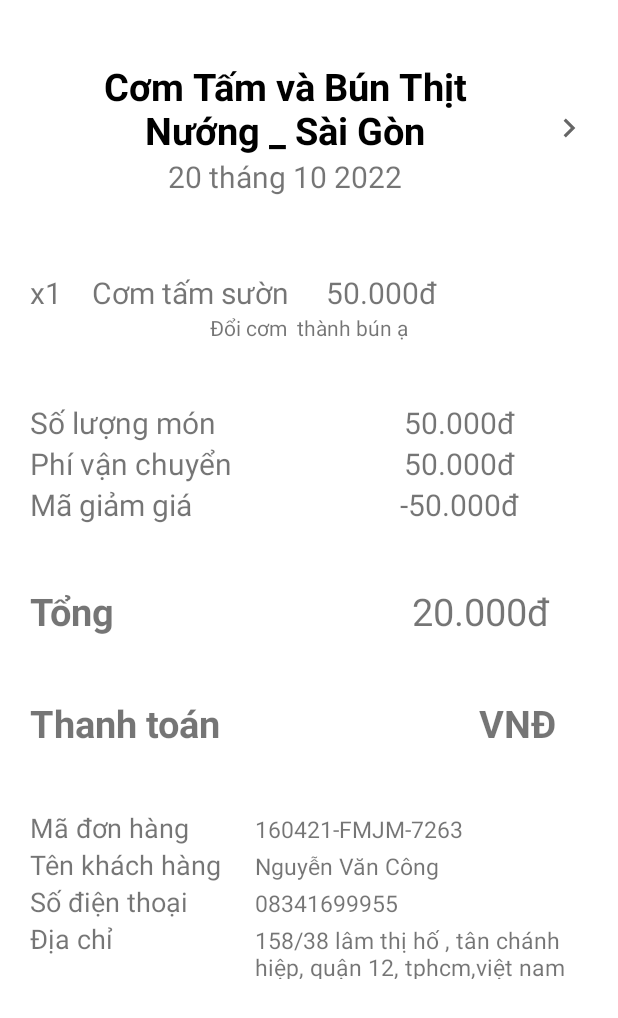
After one commit to levanchungit/EateryDemo, an Android app: the layout oder_detail.xml on its own in the app's theme, with its tools: preview values and no code run, on a phone screen of 412 x 824 dp. The commit adds this screen. Shown: the top 1018 px of the screen. Run offline under Robolectric (Android 15) with nearby library versions, the phone set to English and light mode, and no system bars.

Commit message:
giao dien cua quyen

```diff
--- /dev/null
+++ b/app/src/main/res/drawable/ic_baseline_chevron_right_24.xml
@@ -0,0 +1,10 @@
+<vector xmlns:android="http://schemas.android.com/apk/res/android"
+    android:width="24dp"
+    android:height="24dp"
+    android:viewportWidth="24"
+    android:viewportHeight="24"
+    android:tint="?attr/colorControlNormal">
+  <path
+      android:fillColor="@android:color/white"
+      android:pathData="M10,6L8.59,7.41 13.17,12l-4.58,4.59L10,18l6,-6z"/>
+</vector>
--- /dev/null
+++ b/app/src/main/res/layout/oder_detail.xml
@@ -0,0 +1,282 @@
+<?xml version="1.0" encoding="utf-8"?>
+<LinearLayout xmlns:android="http://schemas.android.com/apk/res/android"
+    android:layout_width="match_parent"
+    android:orientation="vertical"
+    android:layout_height="match_parent"
+    android:layout_margin="20dp">
+
+    <LinearLayout
+        android:layout_width="match_parent"
+        android:layout_height="wrap_content"
+        android:layout_marginBottom="30dp"
+        android:orientation="horizontal">
+
+        <LinearLayout
+            android:layout_width="wrap_content"
+            android:layout_height="wrap_content"
+            android:padding="20dp"
+            android:orientation="vertical">
+
+            <TextView
+                android:layout_width="300dp"
+                android:layout_height="wrap_content"
+                android:text="Cơm Tấm và Bún Thịt Nướng _ Sài Gòn"
+                android:textSize="25dp"
+                android:textStyle="bold"
+                android:textAlignment="center"
+                android:textColor="@color/black"/>
+
+            <TextView
+                android:layout_width="match_parent"
+                android:layout_height="wrap_content"
+                android:text="20 tháng 10 2022"
+                android:textAlignment="center"
+                android:textSize="20dp"/>
+        </LinearLayout>
+
+        <LinearLayout
+            android:layout_width="match_parent"
+            android:layout_height="match_parent"
+            android:gravity="right">
+            <ImageView
+                android:layout_gravity="center"
+                android:layout_width="25dp"
+                android:layout_height="25dp"
+                android:src="@drawable/ic_baseline_chevron_right_24"/>
+        </LinearLayout>
+    </LinearLayout>
+<LinearLayout
+    android:layout_width="match_parent"
+    android:layout_height="wrap_content"
+    android:layout_marginBottom="20dp"
+    android:orientation="vertical">
+
+    <LinearLayout
+        android:layout_width="wrap_content"
+        android:layout_height="wrap_content"
+        android:orientation="horizontal">
+
+        <TextView
+            android:layout_width="wrap_content"
+            android:layout_height="wrap_content"
+            android:textSize="20dp"
+            android:layout_marginRight="20dp"
+            android:text="x1"/>
+
+        <TextView
+            android:layout_width="wrap_content"
+            android:layout_height="wrap_content"
+            android:text="Cơm tấm sườn "
+            android:layout_marginRight="20dp"
+            android:textSize="20dp" />
+
+        <TextView
+            android:layout_width="wrap_content"
+            android:layout_height="wrap_content"
+            android:textSize="20dp"
+            android:text="50.000đ"/>
+    </LinearLayout>
+    <TextView
+        android:layout_width="match_parent"
+        android:layout_height="wrap_content"
+        android:textAlignment="center"
+        android:text="Đổi cơm  thành bún ạ"/>
+</LinearLayout>
+
+    <LinearLayout
+        android:layout_width="match_parent"
+        android:layout_height="wrap_content"
+        android:paddingBottom="20dp"
+        android:paddingTop="20dp"
+        android:orientation="vertical">
+
+        <LinearLayout
+            android:layout_width="match_parent"
+            android:layout_height="wrap_content"
+            android:orientation="horizontal">
+
+            <TextView
+                android:layout_width="200dp"
+                android:layout_height="wrap_content"
+                android:textSize="20dp"
+                android:text="Số lượng món"/>
+
+            <TextView
+                android:layout_width="match_parent"
+                android:layout_height="wrap_content"
+                android:textSize="20dp"
+                android:textAlignment="center"
+                android:text="50.000đ"/>
+        </LinearLayout>
+
+        <LinearLayout
+            android:layout_width="match_parent"
+            android:layout_height="wrap_content"
+            android:orientation="horizontal">
+
+            <TextView
+                android:layout_width="200dp"
+                android:layout_height="wrap_content"
+                android:textSize="20dp"
+
+                android:text="Phí vận chuyển"/>
+
+            <TextView
+                android:layout_width="match_parent"
+                android:layout_height="wrap_content"
+                android:textSize="20dp"
+                android:textAlignment="center"
+                android:text="50.000đ"/>
+        </LinearLayout>
+
+        <LinearLayout
+            android:layout_width="match_parent"
+            android:layout_height="wrap_content"
+            android:orientation="horizontal">
+
+            <TextView
+                android:layout_width="200dp"
+                android:layout_height="wrap_content"
+                android:textSize="20dp"
+                android:text="Mã giảm giá"/>
+
+            <TextView
+                android:layout_width="match_parent"
+                android:layout_height="wrap_content"
+                android:textSize="20dp"
+                android:textAlignment="center"
+                android:text="-50.000đ"/>
+        </LinearLayout>
+
+    </LinearLayout>
+
+    <LinearLayout
+        android:layout_width="match_parent"
+        android:layout_height="wrap_content"
+        android:orientation="horizontal"
+        android:paddingTop="20dp"
+        android:paddingBottom="20dp">
+
+        <TextView
+            android:layout_width="wrap_content"
+            android:layout_height="wrap_content"
+            android:text="Tổng"
+            android:textStyle="bold"
+            android:layout_weight="7"
+            android:textSize="25dp"/>
+
+
+
+        <TextView
+            android:gravity="center_horizontal"
+            android:layout_width="wrap_content"
+            android:layout_height="wrap_content"
+            android:layout_weight="2"
+            android:text="20.000đ"
+            android:textSize="25dp"/>
+    </LinearLayout>
+
+    <LinearLayout
+        android:layout_width="match_parent"
+        android:layout_height="wrap_content"
+        android:orientation="horizontal"
+        android:paddingTop="20dp"
+        android:paddingBottom="20dp">
+
+        <TextView
+            android:layout_width="wrap_content"
+            android:layout_height="wrap_content"
+            android:text="Thanh toán"
+            android:layout_weight="7"
+            android:textStyle="bold"
+            android:textSize="25dp"/>
+
+
+
+        <TextView
+            android:gravity="center_horizontal"
+            android:layout_width="wrap_content"
+            android:layout_height="wrap_content"
+            android:layout_weight="2"
+            android:text="VNĐ"
+            android:textStyle="bold"
+            android:textSize="25dp"/>
+    </LinearLayout>
+
+    <LinearLayout
+        android:layout_width="match_parent"
+        android:layout_height="wrap_content"
+        android:paddingTop="20dp"
+        android:paddingBottom="20dp"
+        android:orientation="vertical">
+
+        <LinearLayout
+            android:layout_width="wrap_content"
+            android:layout_height="wrap_content"
+            android:orientation="horizontal">
+
+            <TextView
+                android:layout_width="150dp"
+                android:layout_height="wrap_content"
+                android:textSize="18dp"
+                android:text="Mã đơn hàng"/>
+            <TextView
+                android:layout_width="wrap_content"
+                android:layout_height="wrap_content"
+                android:textSize="15dp"
+                android:text="160421-FMJM-7263"/>
+        </LinearLayout>
+
+        <LinearLayout
+            android:layout_width="wrap_content"
+            android:layout_height="wrap_content"
+            android:orientation="horizontal">
+
+            <TextView
+                android:layout_width="150dp"
+                android:layout_height="wrap_content"
+                android:textSize="18dp"
+                android:text="Tên khách hàng"/>
+            <TextView
+                android:layout_width="wrap_content"
+                android:layout_height="wrap_content"
+                android:textSize="15dp"
+                android:text="Nguyễn Văn Công"/>
+        </LinearLayout>
+
+        <LinearLayout
+            android:layout_width="wrap_content"
+            android:layout_height="wrap_content"
+            android:orientation="horizontal">
+
+            <TextView
+                android:layout_width="150dp"
+                android:layout_height="wrap_content"
+                android:textSize="18dp"
+                android:text="Số điện thoại"/>
+            <TextView
+                android:layout_width="wrap_content"
+                android:layout_height="wrap_content"
+                android:textSize="15dp"
+                android:text="08341699955"/>
+        </LinearLayout>
+
+        <LinearLayout
+            android:layout_width="wrap_content"
+            android:layout_height="wrap_content"
+            android:orientation="horizontal">
+
+            <TextView
+                android:layout_width="150dp"
+                android:layout_height="match_parent"
+                android:textSize="18dp"
+                android:text="Địa chỉ" />
+            <TextView
+                android:layout_width="wrap_content"
+                android:layout_height="wrap_content"
+                android:textSize="15dp"
+                android:text="158/38 lâm thị hố , tân chánh hiệp, quận 12, tphcm,việt nam"/>
+        </LinearLayout>
+    </LinearLayout>
+
+</LinearLayout>
--- a/app/src/main/res/values/strings.xml
+++ b/app/src/main/res/values/strings.xml
@@ -1,3 +1,5 @@
 <resources>
     <string name="app_name">EateryDemo</string>
+    <string name="t1">Eatery với mong muốn "Giúp mọi người ăn ngon mọi lúc mọi nơi" đã giao hàng triệu món ăn yêu thích đến với khách hàng chỉ với một vài thao tác đơn giản.
+</string>
 </resources>
```
Also changed, not shown: app/src/main/res/drawable/ic_baseline_arrow_back_24.xml (added, +11 -0 lines), app/src/main/res/drawable/ic_baseline_credit_card_24.xml (added, +10 -0 lines), app/src/main/res/drawable/ic_baseline_done_24.xml (added, +10 -0 lines), app/src/main/res/layout/about_us.xml (added, +101 -0 lines), app/src/main/res/layout/item_dathang.xml (added, +78 -0 lines), app/src/main/res/layout/payment.xml (added, +97 -0 lines), app/src/main/res/mipmap-mdpi/atm.png (added), app/src/main/res/mipmap-mdpi/credit.png (added), app/src/main/res/mipmap-mdpi/logoeatery.png (added), app/src/main/res/mipmap-mdpi/paypal.png (added).
